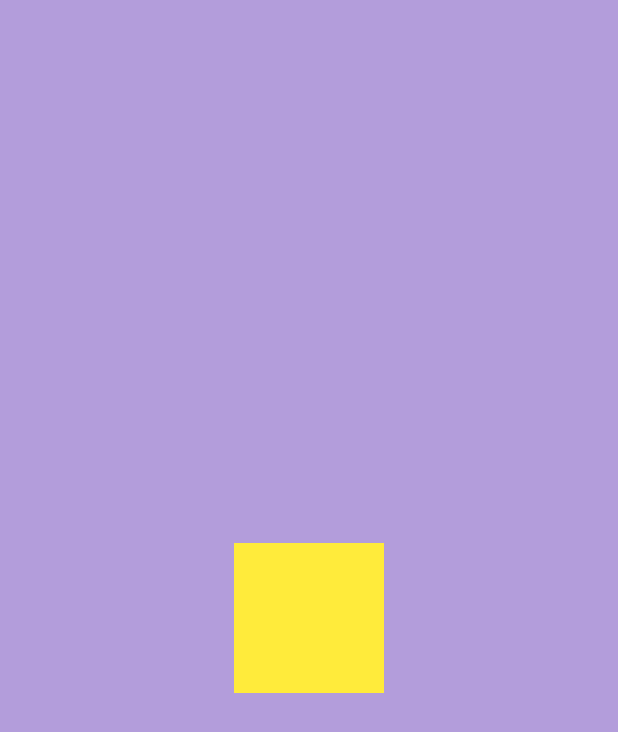
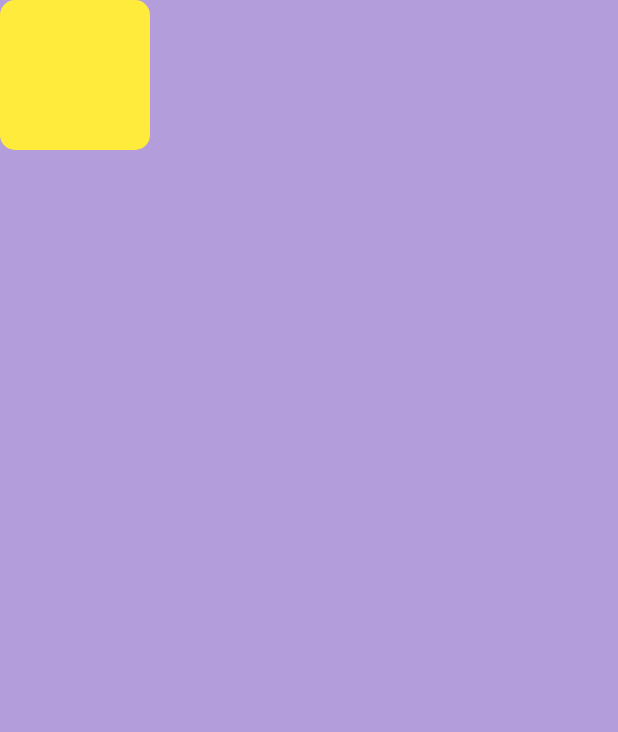
Before and after one commit to monjur35/flutterCourse, a Flutter app: the screen it shows after launch, on a phone screen of 412 x 824 dp. Shown: the top 732 px of the screen. Run offline on Flutter 3.47's test engine with Material 2 defaults, Android fonts, the phone set to English and light mode, and no system bars; our stand-ins replace google_fonts.

Commit message:
animated Container

```diff
--- a/lib/widgets/anim.dart
+++ b/lib/widgets/anim.dart
@@ -10,11 +10,30 @@ class AnimatedBox extends StatefulWidget {
 class _AnimatedPageState extends State<AnimatedBox> {
   double boxHeight = 100;
   double boxWidth = 100;
+  var boxColor = Colors.yellow;
+
+  double boxX = -1;
+  double boxY = -1;
 
   void _expandBox() {
     setState(() {
-      double boxHeight = 400;
-      double boxWidth = 400;
+      boxHeight = 300;
+      boxWidth = 300;
+    });
+  }
+
+  void _changeColor() {
+    setState(() {
+      _expandBox();
+      boxColor = Colors.red;
+    });
+  }
+
+  void _moveBox() {
+    setState(() {
+      //  _changeColor();
+      boxX = 1;
+      boxY = 1;
     });
   }
 
@@ -22,14 +41,20 @@ class _AnimatedPageState extends State<AnimatedBox> {
   Widget build(BuildContext context) {
     // TODO: implement build
     return GestureDetector(
-      onTap: _expandBox,
+      onTap: _moveBox,
       child: Scaffold(
         backgroundColor: Colors.deepPurple[200],
         body: Center(
-          child: Container(
-            height: boxHeight,
-            width: boxWidth,
-            color: Colors.yellow,
+          child: AnimatedContainer(
+            duration: Duration(seconds: 10),
+            alignment: Alignment(boxX, boxX),
+            curve: Curves.easeInCubic,
+            child: Container(
+              height: boxHeight,
+              width: boxWidth,
+              decoration: BoxDecoration(
+                  color: boxColor, borderRadius: BorderRadius.circular(10)),
+            ),
           ),
         ),
       ),
```
